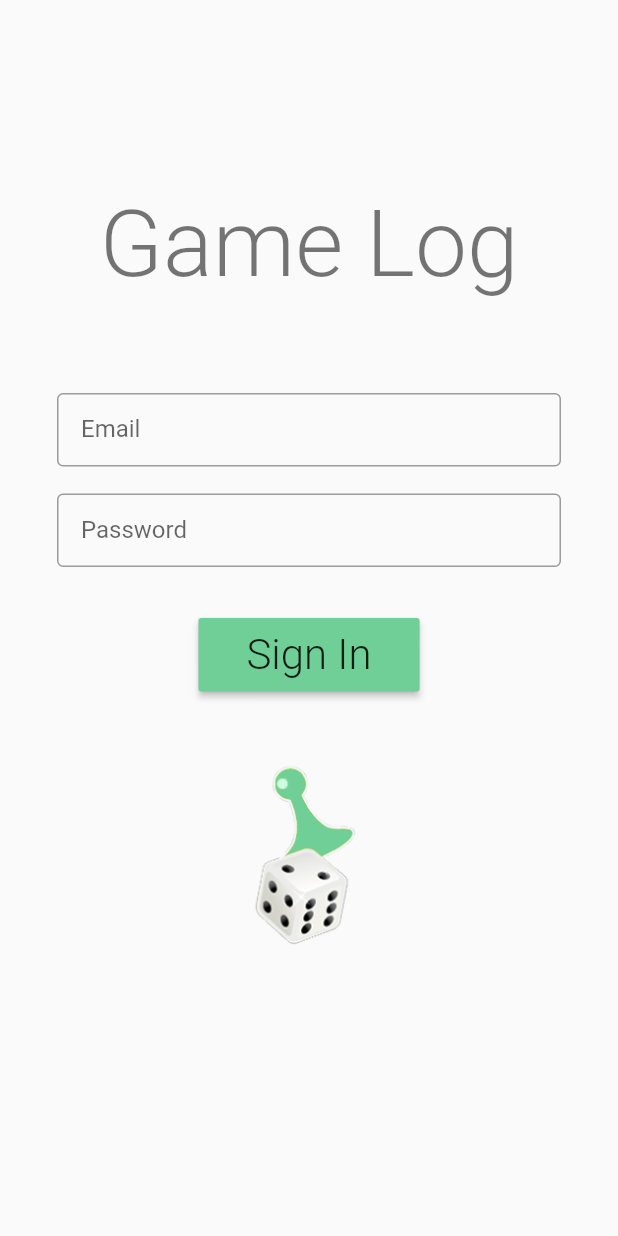
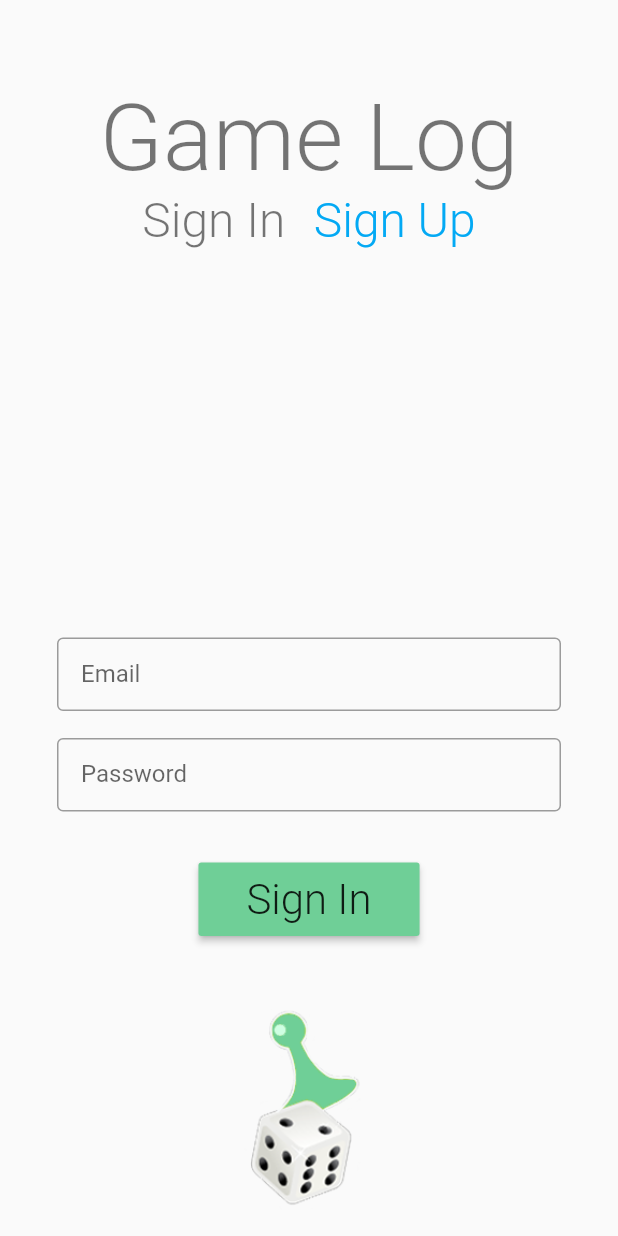
Before and after one commit to Master-Owl/game_log, a Flutter app: the screen it shows after launch, on a phone screen of 412 x 824 dp. Run offline on Flutter 3.47's test engine with Material 2 defaults, Android fonts, the phone set to English and light mode, and no system bars; our stand-ins replace auto_size_text, cloud_firestore, firebase_auth, flutter_colorpicker; missing offline and left inert: flutter_duration_picker; accounts and stored records are empty; Roboto replaces fonts that are missing (Robotto).

Commit message:
Created sign up page

```diff
--- a/lib/utils/auth.dart
+++ b/lib/screens/auth/auth.dart
@@ -3,31 +3,33 @@ import 'package:flutter/material.dart';
 import 'package:firebase_auth/firebase_auth.dart';
 import 'package:game_log/data/user.dart';
 
+StreamController<int> authStateController = StreamController<int>.broadcast();
+
 class AuthenticationWidget extends StatefulWidget {
-  AuthenticationWidget({this.waitingScreen, this.unauthenticatedScreen, Key key}) :
+  AuthenticationWidget({this.waitingScreen, this.loginScreen, this.signupScreen,  key}) :
     super(key: key);
 
   final Widget waitingScreen;
-  final Widget unauthenticatedScreen;
+  final Widget loginScreen;
+  final Widget signupScreen;
 
   @override
-  _AuthenticationWidgetState createState() => _AuthenticationWidgetState(waitingScreen, unauthenticatedScreen);
+  _AuthenticationWidgetState createState() => _AuthenticationWidgetState(waitingScreen, loginScreen, signupScreen);
 }
 
 class _AuthenticationWidgetState extends State<AuthenticationWidget> {
-  _AuthenticationWidgetState(this.waitingScreen, this.unauthenticatedScreen) : super();
+  _AuthenticationWidgetState(this.waitingScreen, this.loginScreen, this.signupScreen) : super();
 
   Widget waitingScreen;
-  Widget unauthenticatedScreen;
-  int authStatus; // 0 == false, 1 == true, -1 == undetermined
+  Widget loginScreen;
+  Widget signupScreen;
 
   @override
   void initState() {
     super.initState();
-    authStatus = -1;
     FirebaseAuth.instance.currentUser().then((user) {
       setState(() {
-        authStatus = user != null ? 1 : 0;
+        authStateController.add(user == null ? 1 : 3);
         if (user != null) CurrentUser.setUser(user);
       });
     });
@@ -35,13 +37,23 @@ class _AuthenticationWidgetState extends State<AuthenticationWidget> {
 
   @override
   Widget build(BuildContext context) {
-    switch(authStatus) {
-      case -1: return waitingScreen;
-      case 0: return unauthenticatedScreen;
-      default:
-        Navigator.pushReplacementNamed(context, '/home');
-        return unauthenticatedScreen;
-    }
+    return StreamBuilder(
+      initialData: 0,
+      stream: authStateController.stream,
+      builder: (BuildContext context, AsyncSnapshot<int> snapshot) {
+        if (snapshot.hasData) {
+          switch(snapshot.data) {
+            case 0: return waitingScreen;
+            case 1: return loginScreen;
+            case 2: return signupScreen;
+            default:
+              Navigator.pushReplacementNamed(context, '/home');
+              return waitingScreen;
+          }
+        }
+        return waitingScreen;
+      },
+    );
   }
 }
 
--- /dev/null
+++ b/lib/screens/auth/login-page.dart
@@ -0,0 +1,211 @@
+import 'dart:math';
+import 'package:flutter/material.dart';
+import 'package:game_log/data/globals.dart';
+import 'package:game_log/screens/auth/auth.dart';
+import 'package:game_log/widgets/app-text-field.dart';
+import 'package:firebase_auth/firebase_auth.dart';
+import 'package:game_log/data/user.dart';
+
+class LoginPage extends StatefulWidget {
+  LoginPage({ Key key }) : super(key: key);
+
+  @override
+  LoginPageState createState() => LoginPageState();
+}
+
+class LoginPageState extends State<LoginPage> with TickerProviderStateMixin {
+
+  String email;
+  String password;
+
+  AnimationController animController;
+  Animation<double> anim;
+  Widget errorMessageWidget;
+  bool makingNetworkCall;
+
+  @override
+  void initState() {
+    super.initState();
+    email = '';
+    password = '';
+    makingNetworkCall = false;
+
+    animController = AnimationController(
+      vsync: this,
+      value: 0,
+      duration: Duration(milliseconds: 1500),
+    );
+
+    anim = CurveTween(curve: Curves.easeInOutExpo).animate(animController);
+    errorMessageWidget = Container(height: 0);
+  }
+
+  @override
+  Widget build(BuildContext context) {
+    double maxHeight = MediaQuery.of(context).size.height;
+    double sidePadding = 38.0;
+    double spacing = 18.0;
+    return Scaffold(
+      body: SingleChildScrollView(
+        physics: NeverScrollableScrollPhysics(),
+        child: Center(
+          child: Padding(
+            padding: EdgeInsets.only(left: sidePadding, right: sidePadding),
+            child: Container(
+              constraints: BoxConstraints(maxHeight: maxHeight),
+              child: Column(
+                children: [
+                  Padding(
+                    padding: EdgeInsets.only(top: 55.0),
+                    child: Text('Game Log', style: TextStyle(fontSize: 62.0, color: defaultGray, fontWeight: FontWeight.w300)),
+                  ),
+                  Row(
+                    children: [
+                      Spacer(flex: 3),
+                      Text('Sign In', style: TextStyle(fontSize: 32.0, color: defaultGray, fontWeight: FontWeight.w300)),
+                      Spacer(),
+                      GestureDetector(
+                        child: Text('Sign Up', style: TextStyle(fontSize: 32.0, color: Colors.lightBlue, fontWeight: FontWeight.w300)),
+                        onTap: () => authStateController.add(2) // go to signup page
+                      ),
+                      Spacer(flex: 3)
+                    ]
+                  ),
+                  Spacer(flex: 2),
+                  Padding(
+                    padding: EdgeInsets.only(bottom: spacing),
+                    child: AppTextField(
+                      inputType: TextInputType.emailAddress,
+                      label: 'Email',
+                      controller: TextEditingController(text: email),
+                      onChanged: _updateEmailField,
+                    )
+                  ),
+                  Padding(
+                    padding: EdgeInsets.only(bottom: spacing + 16.0),
+                    child: AppTextField(
+                      label: 'Password',
+                      controller: TextEditingController(text: password),
+                      onChanged: _updatePasswordField,
+                      hiddenField: true,
+                    )
+                  ),
+                  RaisedButton(
+                    onPressed: makingNetworkCall ? null : _signIn,
+                    color: Theme.of(context).primaryColor,
+                    child: Padding(
+                      padding: EdgeInsets.fromLTRB(lrPadding, 8.0, lrPadding, 8.0),
+                      child: Text('Sign In'),
+                    ),
+                  ),
+                  errorMessageWidget,
+                  Container(
+                    height: 200.0,
+                    child: Padding(
+                      padding: EdgeInsets.fromLTRB(lrPadding, headerPaddingTop, lrPadding, lrPadding),
+                      child: AnimatedBuilder(
+                        animation: animController,
+                        builder: (context, widget) {
+                          return Transform(
+                            transform: Matrix4.rotationZ(getRotation()),
+                            alignment: Alignment.center,
+                            child: DecoratedBox(
+                              child: Container(),
+                              decoration: BoxDecoration(
+                                image: DecorationImage(
+                                  image: AssetImage('assets/pawn-and-dice.png')
+                                )
+                              )
+                            )
+                          );
+                        },
+                      )
+                    ),
+                  ),
+                ]
+              )
+            )
+          )
+        )
+      ),
+    );
+  }
+
+
+  double getRotation() {
+    double progress = anim.value;
+    double offset = sin(progress * pi * 6);
+    return offset/6;
+  }
+
+  void _updateEmailField(String str) {
+    setState(() {
+      if (str == null) email = '';
+      else email = str;
+    });
+  }
+
+  void _updatePasswordField(String str) {
+    setState(() {
+      if (str == null) password = '';
+      else password = str;
+    });
+  }
+
+  void _signIn() async {
+    setState(() {
+      makingNetworkCall = true;
+    });
+    animController.repeat();
+
+    dynamic response = await tryLogin(email, password);
+    animController.animateTo(1.0);
+
+    if (response is FirebaseUser) {
+      CurrentUser.setUser(response);
+      Navigator.pushReplacementNamed(context, '/home');
+    }
+    else {
+      String errText = '';
+      switch (response.code) {
+        case 'ERROR_WRONG_PASSWORD':
+          errText = 'That password is incorrect.';
+          break;
+        case 'ERROR_USER_NOT_FOUND':
+          errText = 'That username isn\'t registered.';
+          break;
+        case 'ERROR_EMAIL_ALREADY_IN_USE':
+        case 'ERROR_ACCOUNT_EXISTS_WITH_DIFFERENT_CREDENTIAL':
+          errText = 'That email has already been registered.';
+          break;
+        case 'ERROR_INVALID_EMAIL':
+          errText = 'The email provided is invalid.';
+          break;
+        case 'ERROR_OPERATION_NOT_ALLOWED':
+          errText = 'That operation isn\'t allowed. What did you even do?';
+          break;
+        case 'ERROR_NETWORK_REQUEST_FAILED':
+          errText = 'There was a network error. Please try again shortly.';
+          break;
+        default:
+          errText = response.message;
+          break;
+      }
+      setState(() {
+        errorMessageWidget = Padding(
+          padding: EdgeInsets.only(top: 8.0),
+          child: Text(errText, style: TextStyle(color: Theme.of(context).errorColor)));
+      });
+    }
+
+    setState(() {
+      makingNetworkCall = false;
+    });
+  }
+
+  @override
+  void dispose() {
+    animController.dispose();
+    super.dispose();
+  }
+}
--- a/lib/widgets/app-text-field.dart
+++ b/lib/widgets/app-text-field.dart
@@ -1,25 +1,35 @@
 import 'package:flutter/material.dart';
 
 class AppTextField extends StatefulWidget {
-  AppTextField({ @required this.controller, this.onChanged, this.label, this.autofocus: false, this.hiddenField: false, this.inputType: TextInputType.text });
+  AppTextField(
+      {@required this.controller,
+      @required this.onChanged,
+      this.label,
+      this.autofocus: false,
+      this.hiddenField: false,
+      this.inputType: TextInputType.text,
+      this.onSubmitted});
 
   final TextEditingController controller;
   final ValueChanged<String> onChanged;
+  final ValueChanged<String> onSubmitted;
   final String label;
   final TextInputType inputType;
   final bool autofocus;
   final bool hiddenField;
 
   @override
-  _AppTextFieldState createState() =>
-      _AppTextFieldState(onChanged, controller, label, autofocus, hiddenField, inputType);
+  _AppTextFieldState createState() => _AppTextFieldState(
+      onChanged, onSubmitted, controller, label, autofocus, hiddenField, inputType);
 }
 
 class _AppTextFieldState extends State<AppTextField> {
-  _AppTextFieldState(this.onChanged, this.controller, this.label, this.autofocus, this.hiddenField, this.inputType);
+  _AppTextFieldState(this.onChanged, this.onSubmitted, this.controller, this.label,
+      this.autofocus, this.hiddenField, this.inputType);
 
   TextEditingController controller;
   ValueChanged<String> onChanged;
+  ValueChanged<String> onSubmitted;
   String label;
   TextInputType inputType;
   bool autofocus;
@@ -27,24 +37,24 @@ class _AppTextFieldState extends State<AppTextField> {
 
   @override
   Widget build(BuildContext context) {
+    if (onSubmitted == null) onSubmitted = onChanged;
     return TextField(
       cursorWidth: 2.0,
       keyboardType: inputType,
       autofocus: autofocus,
-        textCapitalization: inputType == TextInputType.emailAddress ?
-          TextCapitalization.none :
-          TextCapitalization.words,
+      textCapitalization: inputType == TextInputType.emailAddress
+          ? TextCapitalization.none
+          : TextCapitalization.words,
       style: Theme.of(context).textTheme.body1,
       decoration: InputDecoration(
           border: OutlineInputBorder(
               borderRadius: BorderRadius.all(Radius.circular(4.0)),
               borderSide: BorderSide(color: Theme.of(context).accentColor)),
-            contentPadding:
-                EdgeInsets.only(left: 16.0, top: 20.0, bottom: 10.0),
+          contentPadding: EdgeInsets.only(left: 16.0, top: 20.0, bottom: 10.0),
           labelText: label),
       controller: controller,
       onChanged: onChanged,
-        onSubmitted: onChanged,
+      onSubmitted: onSubmitted,
       obscureText: hiddenField,
     );
   }
```
Also changed, not shown: lib/main.dart (+6 -4 lines), lib/screens/auth/signup-page.dart (renamed from lib/screens/other/login-page.dart, +119 -50 lines). Lines whose indentation alone changed are shown as unchanged.
